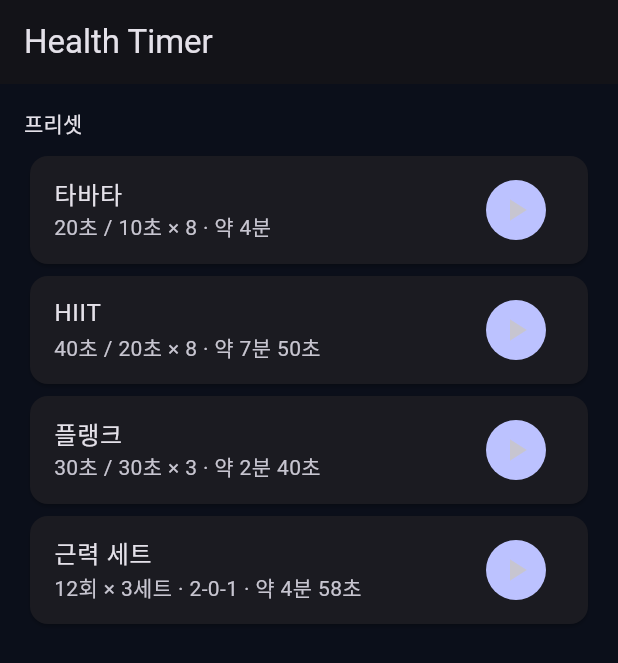
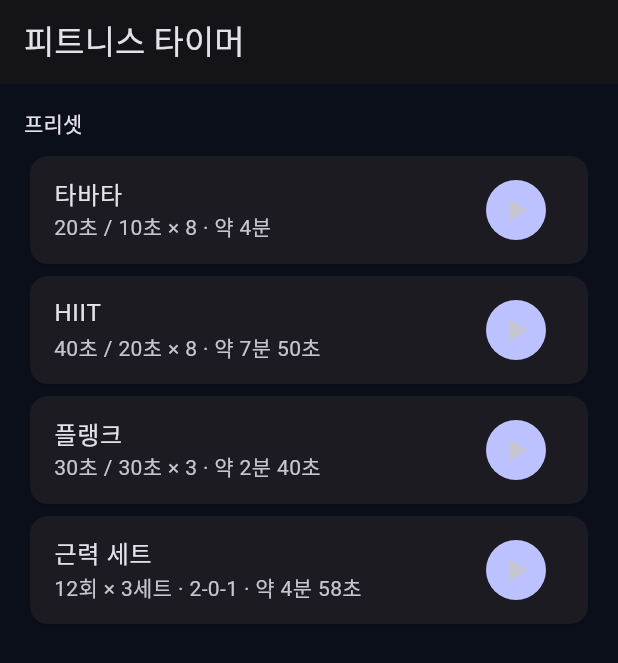
Before and after one commit to zerogravitymeat/fitness_timer, a Flutter app: the screen it shows after launch, on a phone screen of 412 x 824 dp. Shown: the top 663 px of the screen. Run offline on Flutter 3.47's test engine with Material 3 defaults, Android fonts, the phone set to English and light mode, and no system bars; our stand-ins replace audioplayers, flutter_tts, vibration, wakelock_plus; missing offline and left inert: flutter_foreground_task.

Commit message:
chore: 앱 이름을 피트니스 타이머로 변경, 패키지 ID 확정
- 표시 이름: Health Timer → 피트니스 타이머 (Android, iOS, 앱 화면, 문서)
- Dart 패키지 이름: health_timer → fitness_timer
- Android 패키지 ID·iOS 번들 ID: io.github.zerogravitymeat.fitnesstimer
- MainActivity를 새 패키지 경로로 이동

Co-Authored-By: Claude Opus 5.5 <noreply@anthropic.com>

```diff
--- a/lib/features/home/home_page.dart
+++ b/lib/features/home/home_page.dart
@@ -56,7 +56,7 @@ class _HomePageState extends State<HomePage> {
   @override
   Widget build(BuildContext context) {
     return Scaffold(
-      appBar: AppBar(title: const Text('Health Timer')),
+      appBar: AppBar(title: const Text('피트니스 타이머')),
       body: ListView(
         padding: const EdgeInsets.all(16),
         children: [
--- a/lib/main.dart
+++ b/lib/main.dart
@@ -6,16 +6,16 @@ import 'services/run/run_client.dart';
 void main() {
   WidgetsFlutterBinding.ensureInitialized();
   RunClient.instance.init();
-  runApp(const HealthTimerApp());
+  runApp(const FitnessTimerApp());
 }
 
-class HealthTimerApp extends StatelessWidget {
-  const HealthTimerApp({super.key});
+class FitnessTimerApp extends StatelessWidget {
+  const FitnessTimerApp({super.key});
 
   @override
   Widget build(BuildContext context) {
     return MaterialApp(
-      title: 'Health Timer',
+      title: '피트니스 타이머',
       debugShowCheckedModeBanner: false,
       // MVP는 다크 테마만 (docs/04 2.4절). 글래스 디자인은 개발 7단계에서.
       theme: ThemeData(
--- a/pubspec.yaml
+++ b/pubspec.yaml
@@ -1,5 +1,5 @@
-name: health_timer
-description: "Health Timer - 피트니스 운동 타이머"
+name: fitness_timer
+description: "피트니스 타이머 - 운동용 인터벌·세트 타이머"
 # The following line prevents the package from being accidentally published to
 # pub.dev using `flutter pub publish`. This is preferred for private packages.
 publish_to: 'none' # Remove this line if you wish to publish to pub.dev
```
Also changed, not shown: 16 other files.
